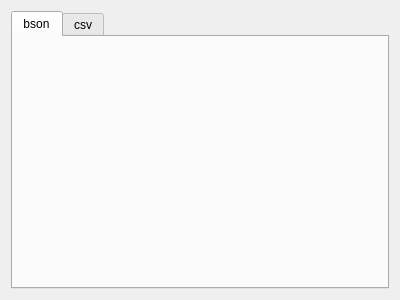
Above: qml/export.ui from naponmeka/monger before the change. Below: the same form after it.
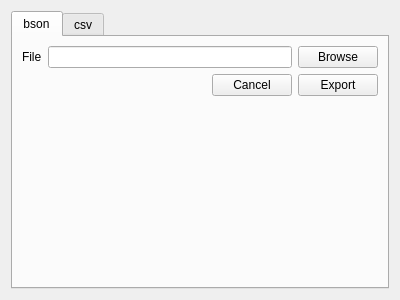
That is the form after the change. The open tabs and pages were chosen to show the change.

Commit message: export layout + tab layout

```diff
--- a/qml/export.ui
+++ b/qml/export.ui
@@ -23,6 +23,73 @@
       <attribute name="title">
        <string>bson</string>
       </attribute>
+      <layout class="QVBoxLayout" name="verticalLayout_2">
+       <item>
+        <layout class="QHBoxLayout" name="horizontalLayout_4">
+         <item>
+          <widget class="QLabel" name="label_2">
+           <property name="text">
+            <string>File</string>
+           </property>
+          </widget>
+         </item>
+         <item>
+          <widget class="QLineEdit" name="bsonFileLineEdit"/>
+         </item>
+         <item>
+          <widget class="QPushButton" name="bsonBrowseBtn">
+           <property name="text">
+            <string>Browse</string>
+           </property>
+          </widget>
+         </item>
+        </layout>
+       </item>
+       <item>
+        <layout class="QHBoxLayout" name="horizontalLayout_5">
+         <item>
+          <spacer name="horizontalSpacer_2">
+           <property name="orientation">
+            <enum>Qt::Horizontal</enum>
+           </property>
+           <property name="sizeHint" stdset="0">
+            <size>
+             <width>40</width>
+             <height>20</height>
+            </size>
+           </property>
+          </spacer>
+         </item>
+         <item>
+          <widget class="QPushButton" name="pushButton_5">
+           <property name="text">
+            <string>Cancel</string>
+           </property>
+          </widget>
+         </item>
+         <item>
+          <widget class="QPushButton" name="pushButton_6">
+           <property name="text">
+            <string>Export</string>
+           </property>
+          </widget>
+         </item>
+        </layout>
+       </item>
+       <item>
+        <spacer name="verticalSpacer_2">
+         <property name="orientation">
+          <enum>Qt::Vertical</enum>
+         </property>
+         <property name="sizeHint" stdset="0">
+          <size>
+           <width>20</width>
+           <height>40</height>
+          </size>
+         </property>
+        </spacer>
+       </item>
+      </layout>
      </widget>
      <widget class="QWidget" name="tab_2">
       <attribute name="title">
```
Left out of the diff: 2 changed lines with no effect on the pictures. The commit also changes 10 other files.
